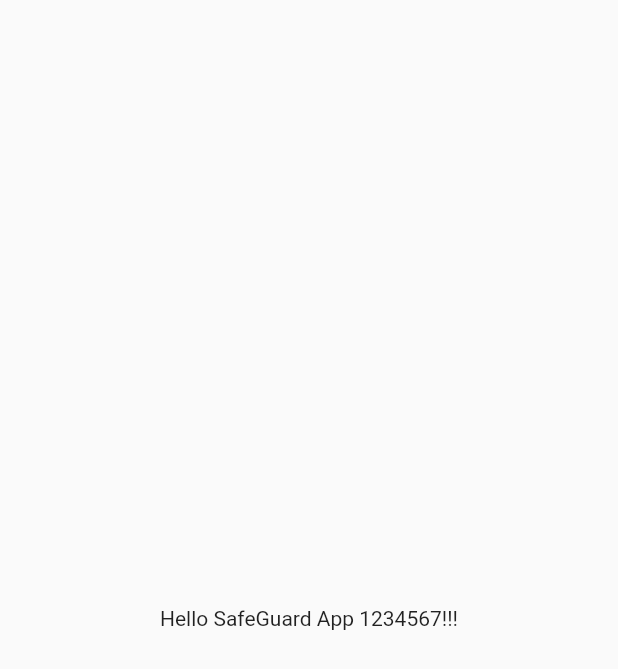
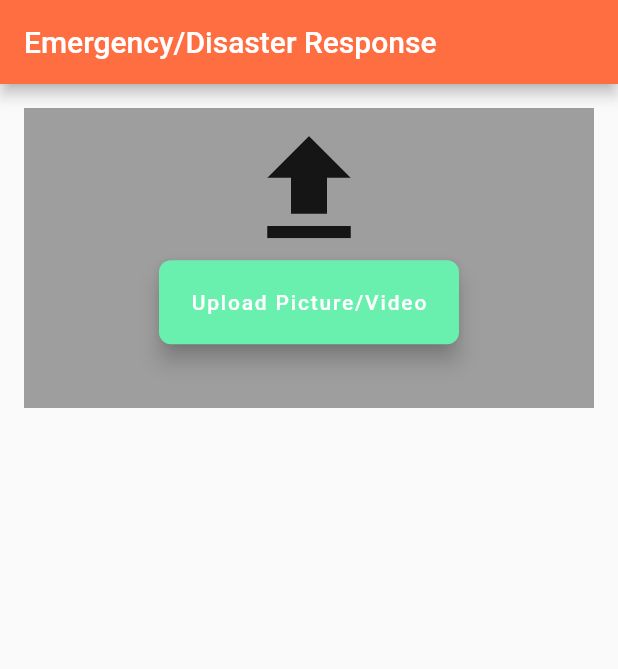
Before and after one commit to Hari-Santhirhan/6002CEM_Group3, a Flutter app: the screen it shows after launch, on a phone screen of 412 x 824 dp. Shown: the top 669 px of the screen. Run offline on Flutter 3.47's test engine with Material 2 defaults, Android fonts, the phone set to English and light mode, and no system bars; our stand-ins replace firebase_core; accounts and stored records are empty.

Commit message:
View Page of Upload Report Page in progress1

```diff
--- a/lib/main.dart
+++ b/lib/main.dart
@@ -1,4 +1,5 @@
 import 'package:flutter/material.dart';
+import 'package:safeguard_group3_project/report_view_page.dart';
 
 void main() {
   runApp(const SafeGuard());
@@ -10,11 +11,8 @@ class SafeGuard extends StatelessWidget {
   @override
   Widget build(BuildContext context) {
     return const MaterialApp(
-      home: Scaffold(
-        body: Center(
-          child: Text('Hello SafeGuard App 1234567!!!'),
-        ),
-      ),
+      debugShowCheckedModeBanner: false,
+      home: ReportPage(), // the report page
     );
   }
 }
--- /dev/null
+++ b/lib/report_view_page.dart
@@ -0,0 +1,57 @@
+import 'package:flutter/material.dart';
+
+class ReportPage extends StatelessWidget {
+  const ReportPage({Key? key}) : super(key: key);
+
+  @override
+  Widget build(BuildContext context) {
+    return Scaffold(
+      appBar: AppBar(
+        // the top bar on the screen
+        backgroundColor: Colors.deepOrangeAccent,
+        title: Text("Emergency/Disaster Response"),
+      ),
+      body: ListView(
+        padding: EdgeInsets.all(16.0),
+        children: [
+          Container(
+            // for the Upload box
+            height: 200,
+            width: 200,
+            color: Colors.grey,
+            child: Column(
+              mainAxisAlignment: MainAxisAlignment.center,
+              children: [
+                Transform.scale(
+                  scale: 4.0,
+                  child: Icon(
+                    Icons.upload,
+                  ),
+                ),
+                SizedBox(
+                  height: 35.0,
+                ),
+                SizedBox(
+                  width: 200,
+                  child: FloatingActionButton(
+                    onPressed: () {
+                      // Logic Code for upload pic/vid button press
+                    },
+                    shape: RoundedRectangleBorder(
+                      borderRadius: BorderRadius.circular(8.0)
+                    ),
+                    backgroundColor: Colors.greenAccent,
+                    child: Text("Upload Picture/Video"),
+                  ),
+                ),
+              ],
+            ),
+          ),
+          SizedBox(
+            height: 20.0,
+          ),
+        ],
+      ),
+    );
+  }
+}
```
